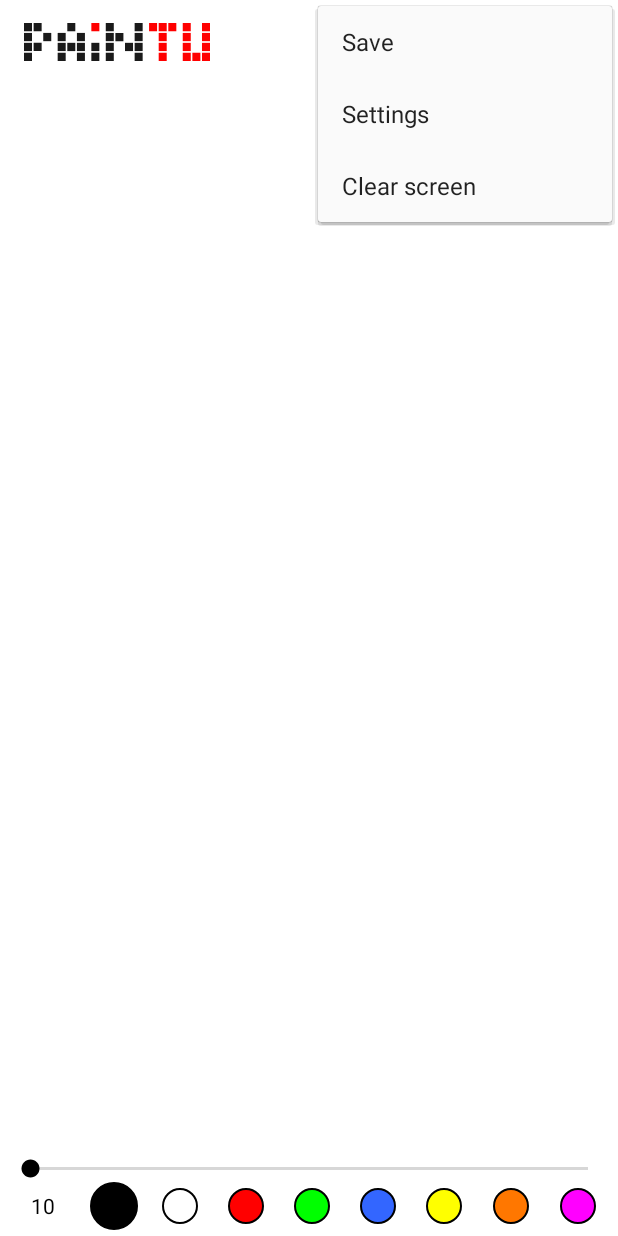
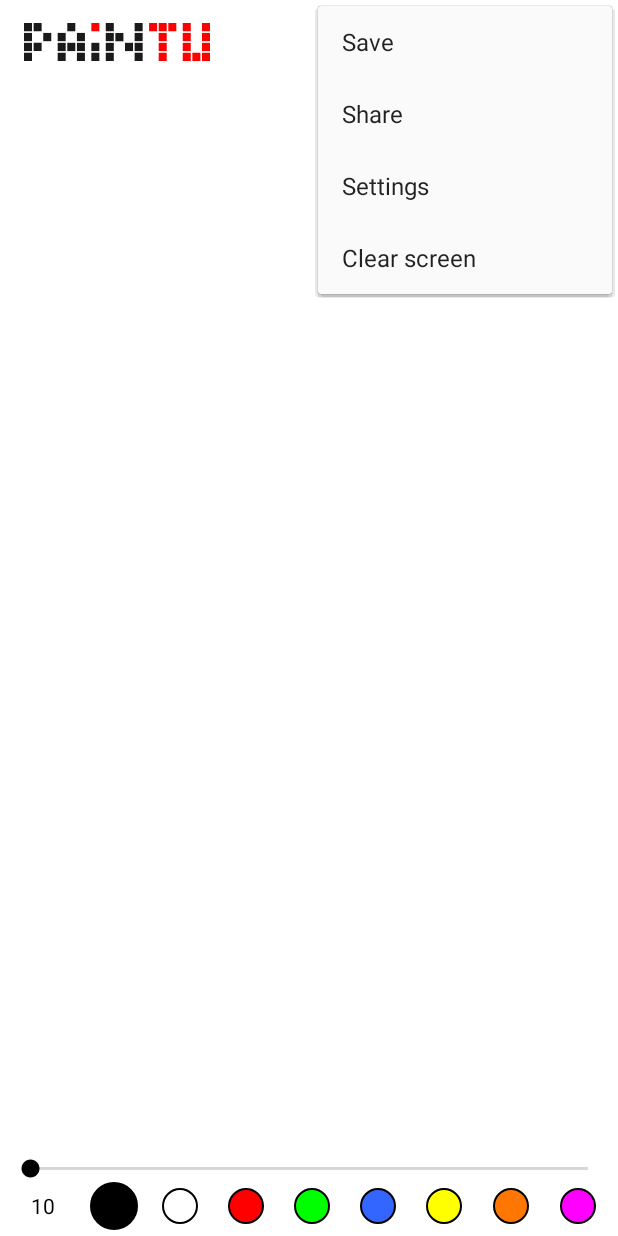
Before and after one commit to sw19-tug/morning11, an Android app: the screen it shows after launch (MainActivity), with the options menu open, on a phone screen of 412 x 824 dp. Run offline under Robolectric (Android 15) with nearby library versions, the phone set to English and light mode, and no system bars.

Commit message:
PAINT_013 Implementation of share option and share button[AM,MGl]

```diff
--- a/app/src/main/res/menu/toolbar_menu.xml
+++ b/app/src/main/res/menu/toolbar_menu.xml
@@ -23,6 +23,11 @@
         app:showAsAction="never"/>
 
     <item
+        android:id="@+id/share_btn"
+        android:title="@string/share"
+        app:showAsAction="never"/>
+
+    <item
         android:id="@+id/settings_button"
         android:title="@string/settings"
         app:showAsAction="never"/>
@@ -33,4 +38,6 @@
         android:icon="@drawable/ic_clear_black_24dp"
         app:showAsAction="never"/>
 
+
+
 </menu>
--- a/app/src/main/res/values/strings.xml
+++ b/app/src/main/res/values/strings.xml
@@ -20,4 +20,6 @@
     <string name="clear">Clear screen</string>
     <string name="settings">Settings</string>
     <string name="colorblind_mode">Colorblind Mode</string>
+    <string name="share">Share</string>
+
 </resources>
```
Also changed, not shown: app/src/main/java/com/example/paintu/MainActivity.java (+10 -0 lines).
